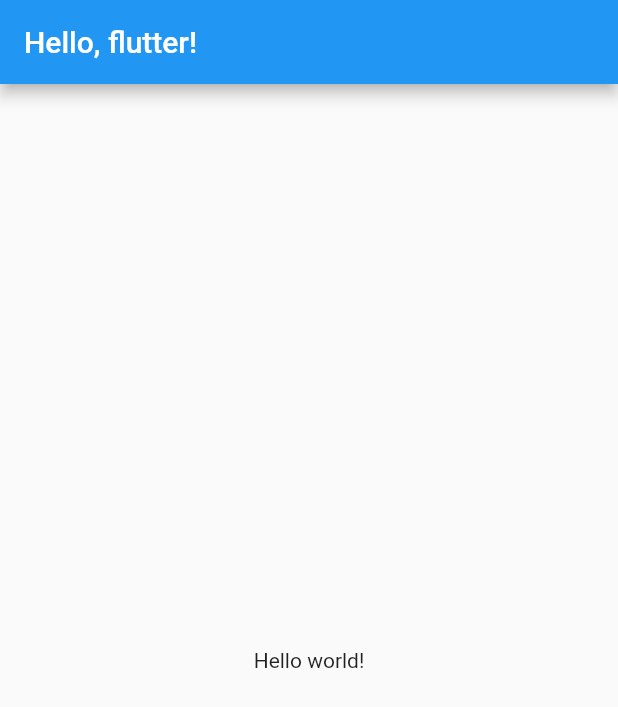
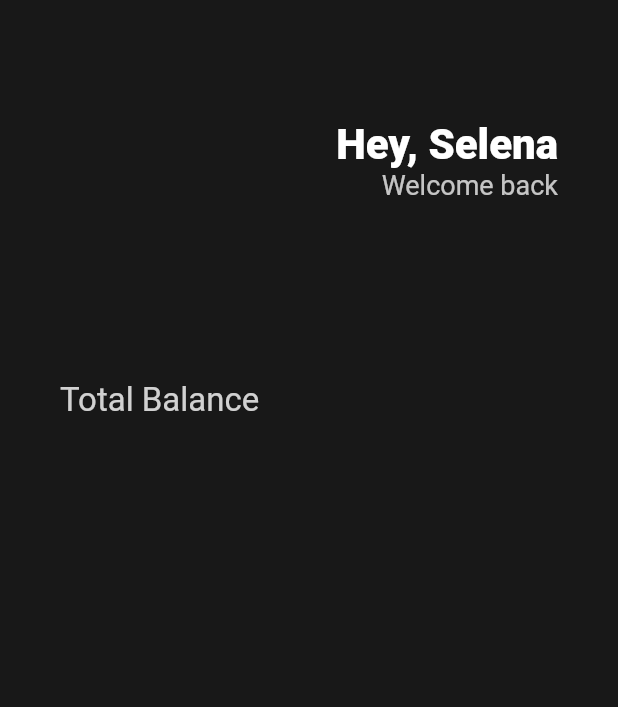
Before and after one commit to baekseungho/BitcoinWallet, a Flutter app: the screen it shows after launch, on a phone screen of 412 x 824 dp. Shown: the top 707 px of the screen. Run offline on Flutter 3.47's test engine with Material 2 defaults, Android fonts, the phone set to English and light mode, and no system bars.

Commit message:
04.21.19:00

```diff
--- a/lib/main.dart
+++ b/lib/main.dart
@@ -1,6 +1,14 @@
 import 'package:flutter/material.dart';
 
+class Player {
+  String? name;
+
+  Player();
+}
+
 void main() {
+  var nico = Player();
+  nico.name;
   runApp(App());
 }
 
@@ -8,11 +16,50 @@ class App extends StatelessWidget {
   @override
   Widget build(BuildContext context) {
     return MaterialApp(
-        home: Scaffold(
-      appBar: AppBar(title: Text('Hello, flutter!')),
-      body: Center(
-        child: Text('Hello world!'),
-      ),
-    ));
+      home: Scaffold(
+          backgroundColor: Color(0xFF181818),
+          body: Padding(
+            padding: EdgeInsets.symmetric(horizontal: 40),
+            child:
+                Column(crossAxisAlignment: CrossAxisAlignment.start, children: [
+              SizedBox(
+                height: 80,
+              ),
+              Row(
+                mainAxisAlignment: MainAxisAlignment.end,
+                children: [
+                  Column(
+                    crossAxisAlignment: CrossAxisAlignment.end,
+                    children: [
+                      const Text(
+                        'Hey, Selena',
+                        style: TextStyle(
+                          color: Colors.white,
+                          fontSize: 28,
+                          fontWeight: FontWeight.w800,
+                        ),
+                      ),
+                      Text(
+                        'Welcome back',
+                        style: TextStyle(
+                          color: Colors.white.withOpacity(0.75),
+                          fontSize: 18,
+                        ),
+                      ),
+                    ],
+                  )
+                ],
+              ),
+              SizedBox(
+                height: 120,
+              ),
+              Text(
+                'Total Balance',
+                style: TextStyle(
+                    fontSize: 22, color: Colors.white.withOpacity(0.8)),
+              )
+            ]),
+          )),
+    );
   }
 }
```
